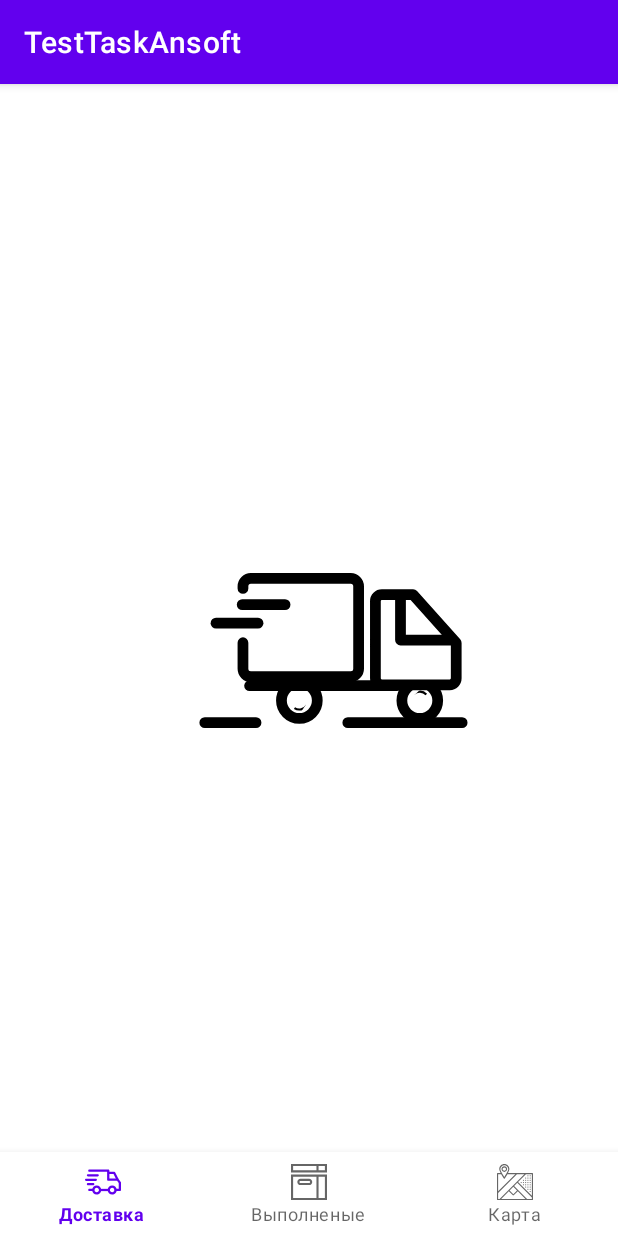
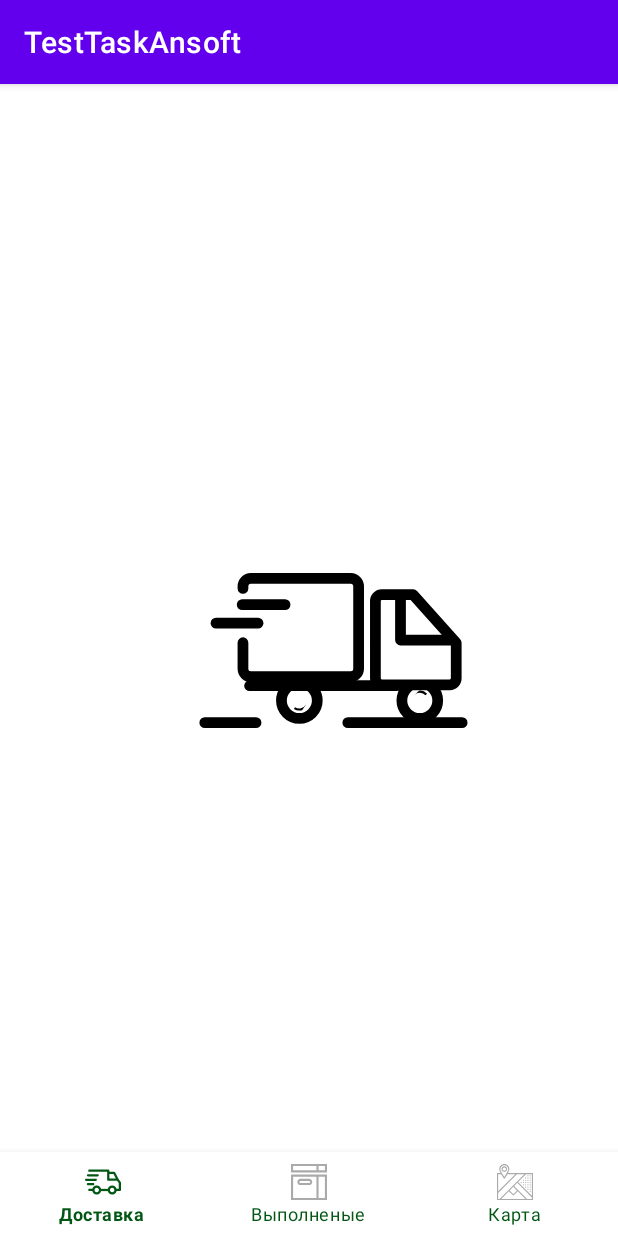
Before and after one commit to SR-rodi/TestTaskAnsoft, an Android app: the screen it shows after launch (MainActivity), on a phone screen of 412 x 824 dp. Run offline under Robolectric (Android 15) with nearby library versions, the phone set to English and light mode, and no system bars; our stand-ins replace Room's generated code, navigation-ui; network calls fail; 1 statement that could not run was skipped.

Commit message:
Исправил цвета в боттом навигации

```diff
--- /dev/null
+++ b/app/src/main/res/color/bottom_nav_selector.xml
@@ -0,0 +1,5 @@
+<?xml version="1.0" encoding="utf-8"?>
+<selector xmlns:android="http://schemas.android.com/apk/res/android">
+    <item android:state_checked="true" android:color="@color/green_200" />
+    <item android:color="@android:color/darker_gray"  />
+</selector>
--- a/app/src/main/res/layout/activity_main.xml
+++ b/app/src/main/res/layout/activity_main.xml
@@ -20,6 +20,9 @@
     <com.google.android.material.bottomnavigation.BottomNavigationView
         android:id="@+id/bottom_navigate"
         android:layout_width="match_parent"
+        app:itemIconTint="@color/bottom_nav_selector"
+        app:itemTextColor="@color/green_200"
+        app:itemRippleColor="@color/green_100"
         android:layout_height="wrap_content"
         app:menu="@menu/bottom_nav_menu" />
 
```
